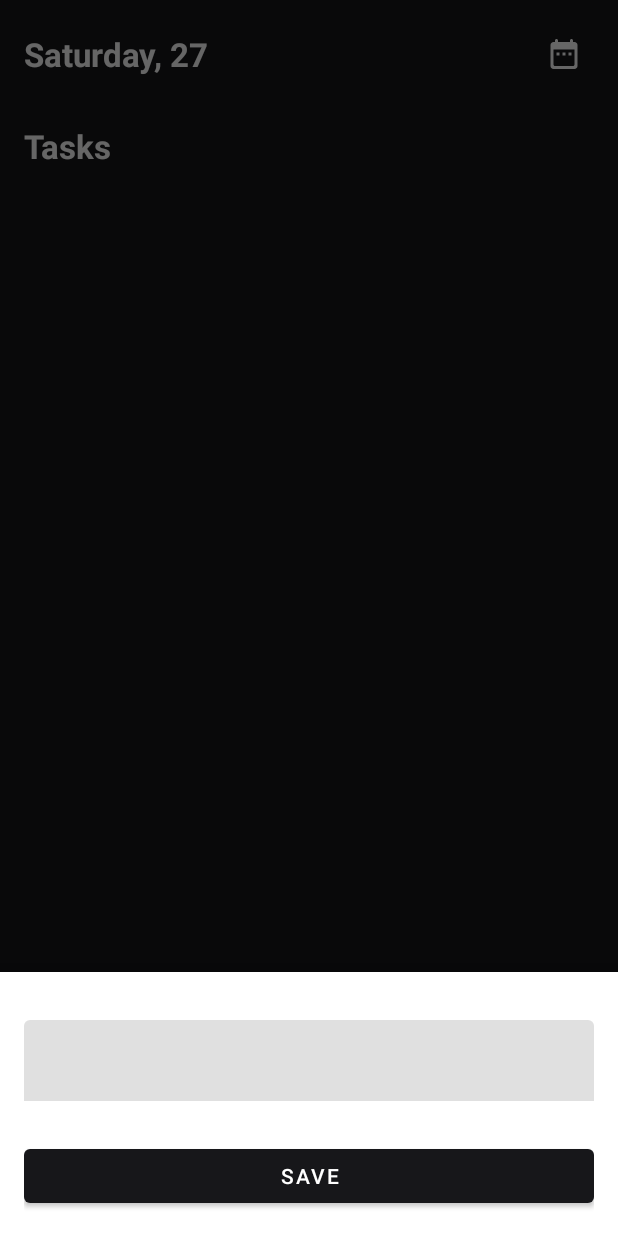
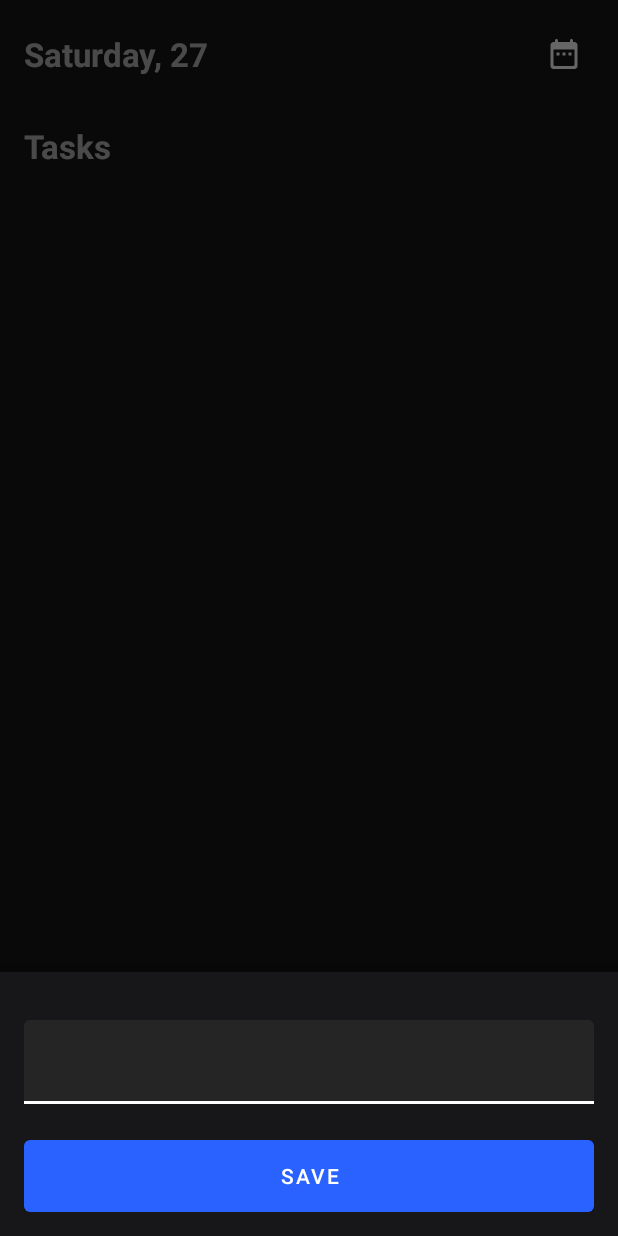
Before and after one commit to Magno-Ramos/dark-todo-app, an Android app: the MainActivity screen opened directly, with no data from a screen before it, after a tap on an icon or button, on a phone screen of 412 x 824 dp. Run offline under Robolectric (Android 15) with nearby library versions, the phone set to English and light mode, and no system bars; our stand-ins replace Room's generated code.

Commit message:
config styles and intro

```diff
--- a/app/src/main/java/com/app/darktodoapp/tasks/TaskCreatorFragment.kt
+++ b/app/src/main/java/com/app/darktodoapp/tasks/TaskCreatorFragment.kt
@@ -13,6 +13,8 @@ import kotlinx.coroutines.GlobalScope
 import kotlinx.coroutines.launch
 
 class TaskCreatorFragment : BottomSheetDialogFragment() {
+
+    override fun getTheme(): Int = R.style.Theme_MaterialComponents_BottomSheetDialog
 
     override fun onCreateView(
         inflater: LayoutInflater,
--- a/app/src/main/res/layout/activity_intro.xml
+++ b/app/src/main/res/layout/activity_intro.xml
@@ -18,25 +18,25 @@
         app:layout_constraintStart_toStartOf="parent"
         app:layout_constraintTop_toTopOf="parent" />
 
-    <androidx.appcompat.widget.AppCompatTextView
+    <com.google.android.material.textview.MaterialTextView
         android:id="@+id/txt_intro_title"
         android:layout_width="0dp"
         android:layout_height="wrap_content"
         android:layout_marginBottom="8dp"
-        android:text="Smart Task Management"
+        android:text="@string/intro_title"
         android:textSize="26sp"
         android:textStyle="bold"
         app:layout_constraintBottom_toTopOf="@id/txt_intro_subtitle"
         app:layout_constraintEnd_toEndOf="parent"
         app:layout_constraintStart_toStartOf="parent" />
 
-    <androidx.appcompat.widget.AppCompatTextView
+    <com.google.android.material.textview.MaterialTextView
         android:id="@+id/txt_intro_subtitle"
         android:layout_width="0dp"
         android:layout_height="wrap_content"
         android:layout_marginTop="16dp"
         android:layout_marginBottom="56dp"
-        android:text="This smart tool is designed to help you better manage your tasks"
+        android:text="@string/intro_description"
         android:textSize="16sp"
         app:layout_constraintBottom_toTopOf="@id/btn_continue"
         app:layout_constraintEnd_toEndOf="parent"
@@ -46,8 +46,7 @@
         android:id="@+id/btn_continue"
         android:layout_width="0dp"
         android:layout_height="wrap_content"
-        android:background="@drawable/bg_intro_button"
-        android:text="Continue"
+        android:text="@string/continue_str"
         android:textStyle="bold"
         app:layout_constraintBottom_toBottomOf="parent"
         app:layout_constraintEnd_toEndOf="parent"
--- a/app/src/main/res/layout/activity_main.xml
+++ b/app/src/main/res/layout/activity_main.xml
@@ -1,12 +1,16 @@
 <?xml version="1.0" encoding="utf-8"?>
-<androidx.constraintlayout.widget.ConstraintLayout xmlns:android="http://schemas.android.com/apk/res/android"
+<androidx.coordinatorlayout.widget.CoordinatorLayout xmlns:android="http://schemas.android.com/apk/res/android"
     xmlns:app="http://schemas.android.com/apk/res-auto"
     xmlns:tools="http://schemas.android.com/tools"
     android:layout_width="match_parent"
     android:layout_height="match_parent"
     tools:context=".MainActivity">
 
-    <androidx.appcompat.widget.AppCompatTextView
+    <androidx.constraintlayout.widget.ConstraintLayout
+        android:layout_width="match_parent"
+        android:layout_height="match_parent">
+
+        <com.google.android.material.textview.MaterialTextView
             android:id="@+id/txt_current_date"
             style="@style/HeaderTextView"
             android:layout_width="0dp"
@@ -30,8 +34,8 @@
 
         <fragment
             android:id="@+id/task_fragment_container"
+            android:name="com.app.darktodoapp.tasks.TaskListFragment"
             android:layout_width="0dp"
-        android:name="com.app.darktodoapp.tasks.TaskListFragment"
             android:layout_height="wrap_content"
             app:layout_constraintEnd_toEndOf="parent"
             app:layout_constraintStart_toStartOf="parent"
@@ -45,12 +49,12 @@
             android:layout_margin="24dp"
             android:padding="16dp"
             android:src="@drawable/ic_round_add_24"
-        android:backgroundTint="@color/colorAccent"
             app:borderWidth="0dp"
             app:fabSize="normal"
             app:layout_constraintBottom_toBottomOf="parent"
             app:layout_constraintEnd_toEndOf="parent"
-        app:layout_constraintStart_toStartOf="parent"
-        app:rippleColor="@color/fabRippleColor" />
+            app:layout_constraintStart_toStartOf="parent" />
 
     </androidx.constraintlayout.widget.ConstraintLayout>
+
+</androidx.coordinatorlayout.widget.CoordinatorLayout>
--- a/app/src/main/res/layout/fragment_task_creator.xml
+++ b/app/src/main/res/layout/fragment_task_creator.xml
@@ -3,6 +3,7 @@
     xmlns:app="http://schemas.android.com/apk/res-auto"
     android:layout_width="match_parent"
     android:layout_height="wrap_content"
+    android:background="@color/colorPrimary"
     android:orientation="vertical"
     android:padding="16dp">
 
--- a/app/src/main/res/values/strings.xml
+++ b/app/src/main/res/values/strings.xml
@@ -3,4 +3,7 @@
     <string name="tasks">Tasks</string>
     <string name="no_tasks_added">No tasks added</string>
     <string name="save">Save</string>
+    <string name="continue_str">Continue</string>
+    <string name="intro_description">This smart tool is designed to help you better manage your tasks</string>
+    <string name="intro_title">Smart Task Management</string>
 </resources>
--- a/app/src/main/res/values/styles.xml
+++ b/app/src/main/res/values/styles.xml
@@ -1,25 +1,39 @@
 <resources>
     <!-- Base application theme. -->
-    <style name="AppTheme" parent="Theme.AppCompat.Light.NoActionBar">
+    <style name="AppTheme" parent="Theme.MaterialComponents.NoActionBar">
         <!-- Customize your theme here. -->
-        <item name="colorPrimary">@color/colorPrimary</item>
-        <item name="colorPrimaryDark">@color/colorPrimaryDark</item>
-        <item name="colorAccent">@color/colorAccent</item>
-        <item name="android:windowBackground">@color/colorPrimary</item>
-        <item name="android:textColor">@color/colorWhite</item>
+        <item name="colorPrimary">#2962FF</item>
+        <item name="colorPrimaryVariant">#0039CB</item>
+        <item name="colorOnPrimary">#FFFFFF</item>
+        <item name="colorSecondary">#2962FF</item>
+        <item name="colorSecondaryVariant">#0039CB</item>
+        <item name="colorOnSecondary">#FFFFFF</item>
+        <item name="colorError">#F44336</item>
+        <item name="colorOnError">#FFFFFF</item>
+        <item name="colorSurface">#232323</item>
+        <item name="colorOnSurface">#343434</item>
+        <item name="android:colorBackground">@color/colorPrimary</item>
+        <item name="colorOnBackground">#F44336</item>
+
+        <item name="materialButtonStyle">@style/AppButton</item>
     </style>
 
-    <style name="HeaderTextView" parent="Widget.AppCompat.TextView">
+    <style name="AppButton" parent="Widget.MaterialComponents.Button">
+        <item name="android:insetTop">0dp</item>
+        <item name="android:insetBottom">0dp</item>
+    </style>
+
+    <style name="HeaderTextView" parent="Widget.MaterialComponents.TextView">
         <item name="android:textSize">22sp</item>
         <item name="android:textStyle">bold</item>
         <item name="android:padding">16dp</item>
     </style>
 
-    <style name="ItemTextView" parent="Widget.AppCompat.TextView">
+    <style name="ItemTextView" parent="Widget.MaterialComponents.TextView">
         <item name="android:textSize">16sp</item>
     </style>
 
-    <style name="EmptyStateTextView" parent="Widget.AppCompat.TextView">
+    <style name="EmptyStateTextView" parent="Widget.MaterialComponents.TextView">
         <item name="android:textAllCaps">true</item>
         <item name="android:textColor">#dddddd</item>
     </style>
```
Lines whose indentation alone changed are shown as unchanged.
